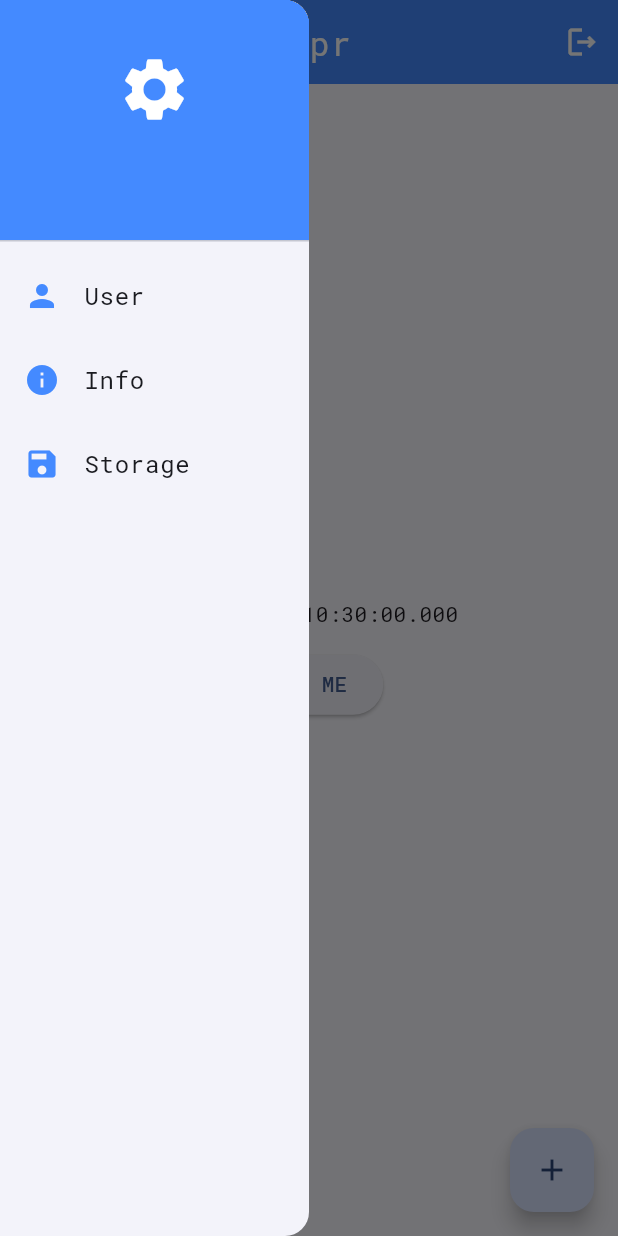
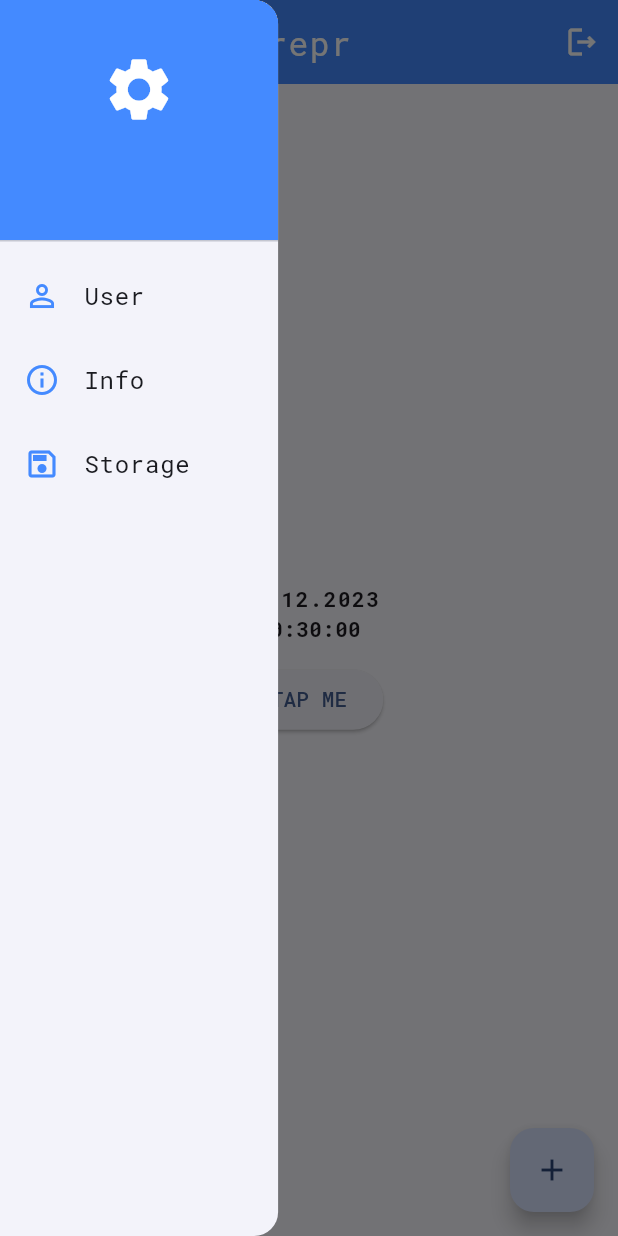
Before and after one commit to johninquest/posa, a Flutter app: the HomePage screen opened by its route, with the side drawer open, on a phone screen of 412 x 824 dp. Run offline on Flutter 3.47's test engine with Material 3 defaults, Android fonts, the phone set to English and light mode, and no system bars; our stand-ins replace go_router, google_fonts, package_info_plus.

Commit message:
added datetime formatter

```diff
--- a/lib/pages/home.dart
+++ b/lib/pages/home.dart
@@ -43,7 +43,18 @@ class HomePage extends StatelessWidget {
         const SizedBox(
           height: 13.0,
         ), */
-        Text(dtHelper.localDateTimeNow()),
+        // Text(dtHelper.toDeDateTimeStr(DateTime.now())[0]),
+        Column(
+          children: [
+            Text(
+              dtHelper.toDeDateTimeStr(DateTime.now())['date'],
+              style: const TextStyle(
+                  fontWeight: FontWeight.bold, letterSpacing: 1.0),
+            ),
+            Text(dtHelper.toDeDateTimeStr(DateTime.now())['time'],
+                style: const TextStyle(fontWeight: FontWeight.bold))
+          ],
+        ),
         const SizedBox(
           height: 13.0,
         ),
--- a/lib/pages/networth/overview.dart
+++ b/lib/pages/networth/overview.dart
@@ -1,5 +1,5 @@
 import 'package:flutter/material.dart';
-import 'package:tepr/style/colors.dart';
+// import 'package:tepr/style/colors.dart';
 
 class NetworthOverviewPage extends StatelessWidget {
   const NetworthOverviewPage({super.key});
@@ -12,7 +12,7 @@ class NetworthOverviewPage extends StatelessWidget {
         title: const Text('Net worth'),
         centerTitle: true,
       ),
-      body: Center(
+      body: const Center(
         child: nwText,
       ),
     );
--- a/lib/shared/left_menu.dart
+++ b/lib/shared/left_menu.dart
@@ -15,7 +15,7 @@ class _LeftMenuState extends State<LeftMenu> {
   @override
   Widget build(BuildContext context) {
     return SizedBox(
-      width: MediaQuery.of(context).size.width * 0.5,
+      width: MediaQuery.of(context).size.width * 0.45,
       child: Drawer(
         child: ListView(
           padding: EdgeInsets.zero,
@@ -39,7 +39,7 @@ class _LeftMenuState extends State<LeftMenu> {
                 )),
             ListTile(
               leading: const Icon(
-                Icons.person,
+                Icons.person_outline,
                 color: primaryColor,
               ),
               title: const Text(
@@ -78,7 +78,7 @@ class _LeftMenuState extends State<LeftMenu> {
             ), */
             ListTile(
               leading: const Icon(
-                Icons.info,
+                Icons.info_outline,
                 color: primaryColor,
               ),
               title: const Text(
@@ -88,7 +88,7 @@ class _LeftMenuState extends State<LeftMenu> {
             ),
             ListTile(
               leading: const Icon(
-                Icons.save,
+                Icons.save_outlined,
                 color: primaryColor,
               ),
               title: const Text(
--- a/lib/utils/date_time_helper.dart
+++ b/lib/utils/date_time_helper.dart
@@ -1,3 +1,5 @@
+import 'package:intl/intl.dart';
+
 class DateTimeHelper {
   deTimestamp() {
     DateTime now = DateTime.now();
@@ -19,4 +21,18 @@ class DateTimeHelper {
     DateTime utcNow = now.toUtc();
     return '$utcNow';
   }
+
+  toDeDateTimeStr(DateTime? dt) {
+    if (dt != null) {
+      // DateFormat deDateTimeFormat = DateFormat('dd.MM.yyyy HH:mm:ss');
+      DateFormat deDateFormat = DateFormat('dd.MM.yyyy');
+      DateFormat deTimeFormat = DateFormat('HH:mm:ss');
+      String dateToStr = deDateFormat.format(dt);
+      String timeToStr = deTimeFormat.format(dt);
+      // Map dtMap = {date: ''};
+      return {'date': dateToStr, 'time': timeToStr};
+    } else {
+      return {'date': '', 'time': ''};
+    }
+  }
 }
--- a/pubspec.yaml
+++ b/pubspec.yaml
@@ -1,5 +1,5 @@
-name: tepr
-description: A new test flutter project.
+name: repr
+description: A new reference flutter project.
 # The following line prevents the package from being accidentally published to
 # pub.dev using `flutter pub publish`. This is preferred for private packages.
 publish_to: "none" # Remove this line if you wish to publish to pub.dev
@@ -16,7 +16,7 @@ publish_to: "none" # Remove this line if you wish to publish to pub.dev
 # https://developer.apple.com/library/archive/documentation/General/Reference/InfoPlistKeyReference/Articles/CoreFoundationKeys.html
 # In Windows, build-name is used as the major, minor, and patch parts
 # of the product and file versions while build-number is used as the build suffix.
-version: 0.11.20+1
+version: 0.12.21+1
 
 environment:
   sdk: ">=3.1.2 <4.0.0"
```
